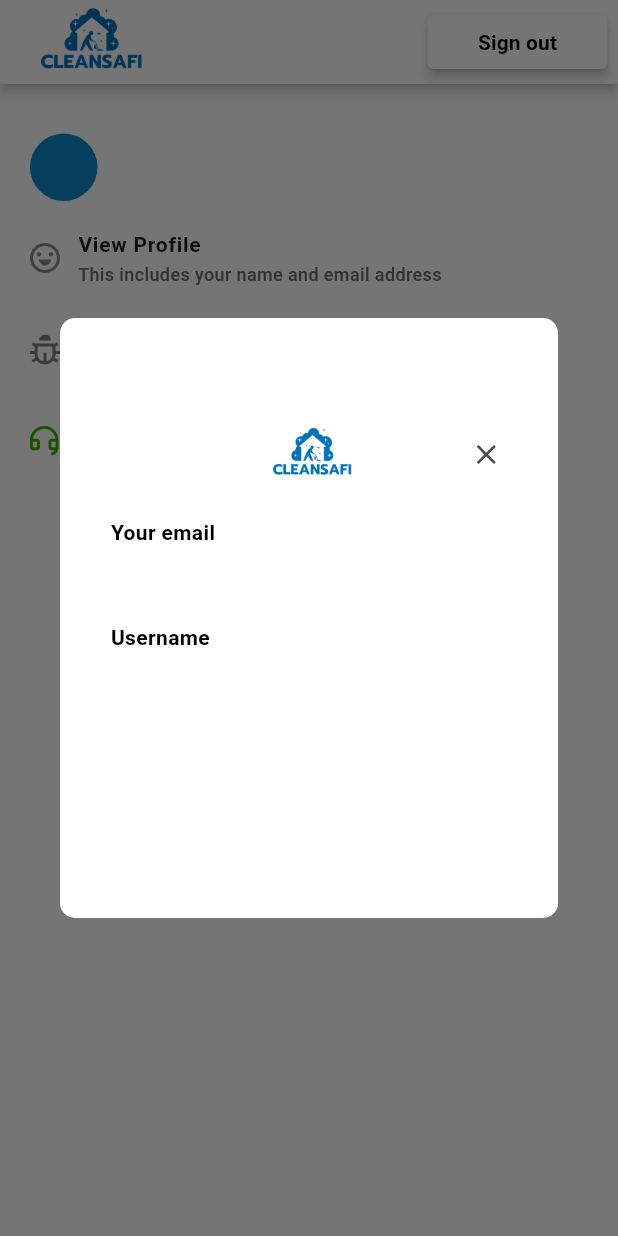
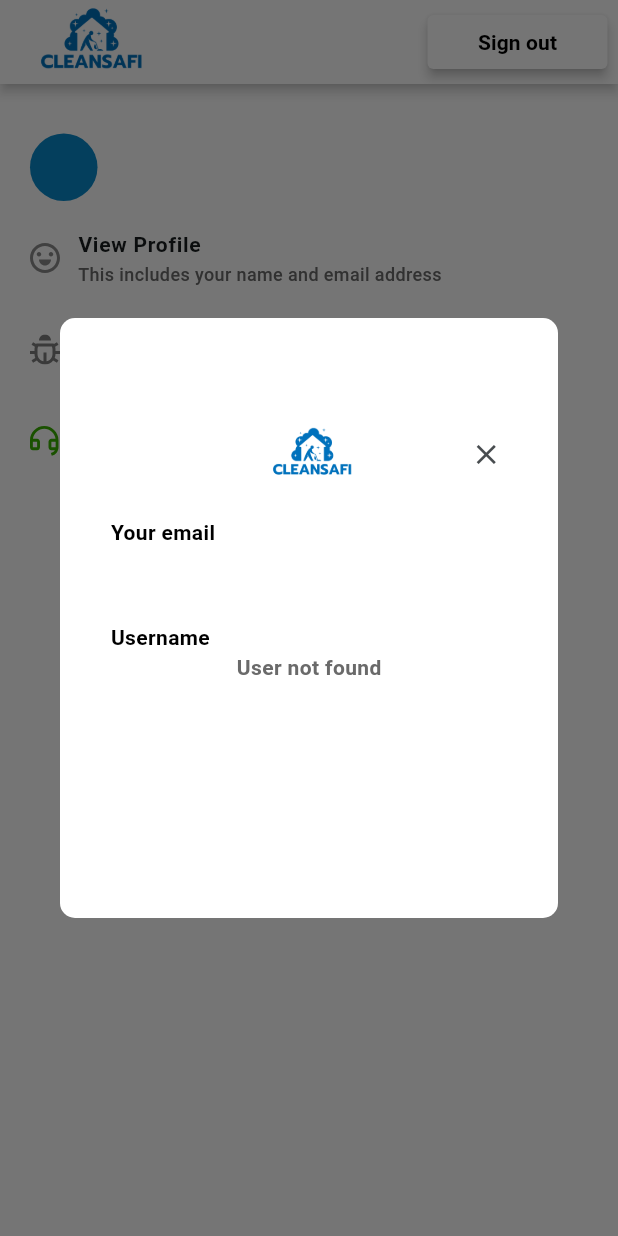
Before and after one commit to kenmurimi03/cleaning_app, a Flutter app: the YouPage screen opened directly, after a tap on "View Profile", on a phone screen of 412 x 824 dp. Run offline on Flutter 3.47's test engine with Material 3 defaults, Android fonts, the phone set to English and light mode, and no system bars; our stand-ins replace another_flushbar, cloud_firestore, firebase_auth, firebase_core, firebase_storage, flutter_svg and 2 more; accounts and stored records are empty; Roboto replaces fonts that are missing (Graphik, Helvetica Neue).

Commit message:
import firebase firestore cloud in files

```diff
--- a/lib/profile_dialog.dart
+++ b/lib/profile_dialog.dart
@@ -1,5 +1,6 @@
 import 'package:cleansafi/color_pallette.dart';
 import 'package:cleansafi/responsive_layout_builder.dart';
+import 'package:cloud_firestore/cloud_firestore.dart';
 import 'package:firebase_auth/firebase_auth.dart';
 import 'package:flutter/material.dart';
 
@@ -12,8 +13,8 @@ class ProfileDialog extends StatelessWidget {
       small: (_, __) => MobileProfileDialog(
         key: const Key('mobile_dialog'),
       ),
-      large: (_, __) => SizedBox.shrink(
-        key: const Key('web_dialog'),
+      large: (_, __) => const SizedBox.shrink(
+        key: Key('web_dialog'),
       ),
     );
   }
@@ -30,30 +31,53 @@ class _MobileProfileDialogState extends State<MobileProfileDialog> {
   final _emailController = TextEditingController();
   final _passwordController = TextEditingController();
 
-  //get user email function
-  void getUserEmail() {
-    User? user = FirebaseAuth.instance.currentUser;
+  String? userEmail;
+  String fullName = 'Loading...';
 
-    if (user != null) {
-      debugPrint("User Email: ${user.email}");
-    } else {
-      debugPrint("No user is signed in.");
+  @override
+  void initState() {
+    super.initState();
+    final user = FirebaseAuth.instance.currentUser;
+    userEmail = user?.email ?? 'user@mail.com';
+    getUserName();
+  }
+
+  Future<void> getUserName() async {
+    try {
+      final user = FirebaseAuth.instance.currentUser;
+      if (user != null) {
+        final email = user.email ?? '';
+
+        final querySnapshot = await FirebaseFirestore.instance
+            .collection('SignedUp')
+            .where('email_address', isEqualTo: email)
+            .limit(1)
+            .get();
+
+        if (querySnapshot.docs.isNotEmpty) {
+          final doc = querySnapshot.docs.first.data();
+          final firstName = doc['first_name'] ?? '';
+          final lastName = doc['last_name'] ?? '';
+          setState(() {
+            fullName = '$firstName $lastName';
+          });
+        } else {
+          setState(() {
+            fullName = 'User not found';
+          });
+        }
+      } else {
+        setState(() {
+          fullName = 'No user logged in';
+        });
+      }
+    } catch (e) {
+      debugPrint('Error fetching user name: $e');
+      setState(() {
+        fullName = 'Error loading name';
+      });
     }
   }
-
-  // retrieve users' initial from email
-  String getEmailInitials(String email) {
-    if (email.isEmpty || !email.contains('@')) return '';
-
-    List<String> parts = email.split('@');
-    String username = parts[0]; // Before '@'
-
-    String firstInitial = username.isNotEmpty ? username[0].toUpperCase() : '';
-
-    return firstInitial;
-  }
-
-  String? userEmail = FirebaseAuth.instance.currentUser?.email;
 
   @override
   void dispose() {
@@ -73,13 +97,13 @@ class _MobileProfileDialogState extends State<MobileProfileDialog> {
         insetPadding: const EdgeInsets.all(8),
         child: Container(
           width: screenWidth * 0.7,
-          height: screenWidth * 0.7, // Use initialized width
+          height: screenWidth * 0.7,
           decoration: BoxDecoration(
             borderRadius: BorderRadius.circular(15),
             color: AppTheme.kBackgroundColor,
           ),
-          constraints: BoxConstraints(
-            maxHeight: 600, // Restricts dialog height
+          constraints: const BoxConstraints(
+            maxHeight: 600,
           ),
           child: Column(
             mainAxisSize: MainAxisSize.min,
@@ -88,9 +112,7 @@ class _MobileProfileDialogState extends State<MobileProfileDialog> {
                 mainAxisAlignment: MainAxisAlignment.end,
                 children: [
                   Padding(
-                    padding: const EdgeInsets.only(
-                        right:
-                            55), // Optional spacing between image and close icon
+                    padding: const EdgeInsets.only(right: 55),
                     child: Image.asset(
                       'assets/cleansafi.png',
                       height: 70,
@@ -98,9 +120,7 @@ class _MobileProfileDialogState extends State<MobileProfileDialog> {
                     ),
                   ),
                   InkWell(
-                    onTap: () {
-                      Navigator.of(context).pop<bool>(false);
-                    },
+                    onTap: () => Navigator.of(context).pop<bool>(false),
                     child: Padding(
                       padding: const EdgeInsets.all(10),
                       child: Container(
@@ -139,28 +159,24 @@ class _MobileProfileDialogState extends State<MobileProfileDialog> {
                   ),
                 ),
               ),
-              const SizedBox(
-                height: 5,
-              ),
+              const SizedBox(height: 5),
               SizedBox(
                 height: 30,
                 child: Padding(
-                  padding: const EdgeInsets.only(left: 12, right: 12),
+                  padding: const EdgeInsets.symmetric(horizontal: 12),
                   child: Text(
                     userEmail ?? 'user@mail.com',
                     style: const TextStyle(
                       fontSize: 14,
                       fontStyle: FontStyle.normal,
-                      color: AppTheme.kBlackColor,
+                      color: AppTheme.kSecondary2GreyColor,
                       fontWeight: FontWeight.w700,
                       fontFamily: 'Helvetica Neue',
                     ),
                   ),
                 ),
               ),
-              const SizedBox(
-                height: 15,
-              ),
+              const SizedBox(height: 15),
               const Padding(
                 padding: EdgeInsets.only(left: 12),
                 child: Align(
@@ -180,12 +196,12 @@ class _MobileProfileDialogState extends State<MobileProfileDialog> {
               SizedBox(
                 height: 30,
                 child: Padding(
-                  padding: const EdgeInsets.only(left: 12, right: 12),
+                  padding: const EdgeInsets.symmetric(horizontal: 12),
                   child: Text(
-                    getEmailInitials(userEmail!),
+                    fullName,
                     style: const TextStyle(
-                      fontWeight: FontWeight.w500,
-                      color: AppTheme.kBlackColor,
+                      fontWeight: FontWeight.w600,
+                      color: AppTheme.kSecondary2GreyColor,
                       fontSize: 14,
                     ),
                   ),
```
Also changed, not shown: lib/indoors_review.dart (+61 -13 lines), lib/main.dart (+39 -8 lines), lib/outdoors_review.dart (+7 -1 lines), lib/services_offered.dart (+44 -33 lines), lib/sign_in.dart (+19 -2 lines), lib/sign_up.dart (+10 -0 lines).
